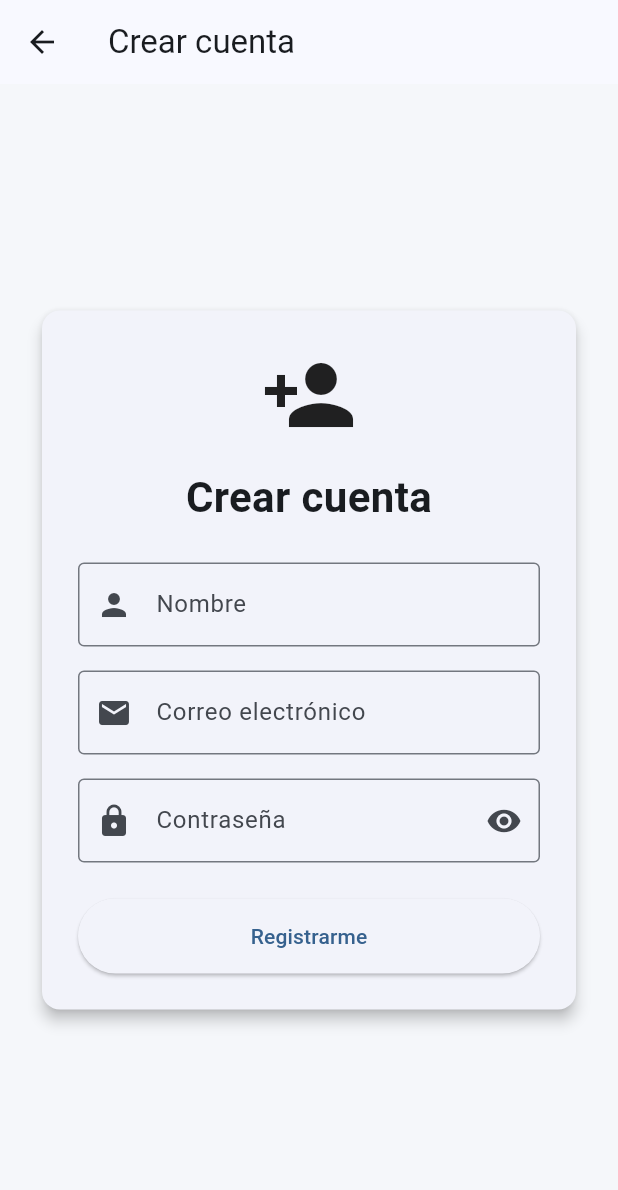
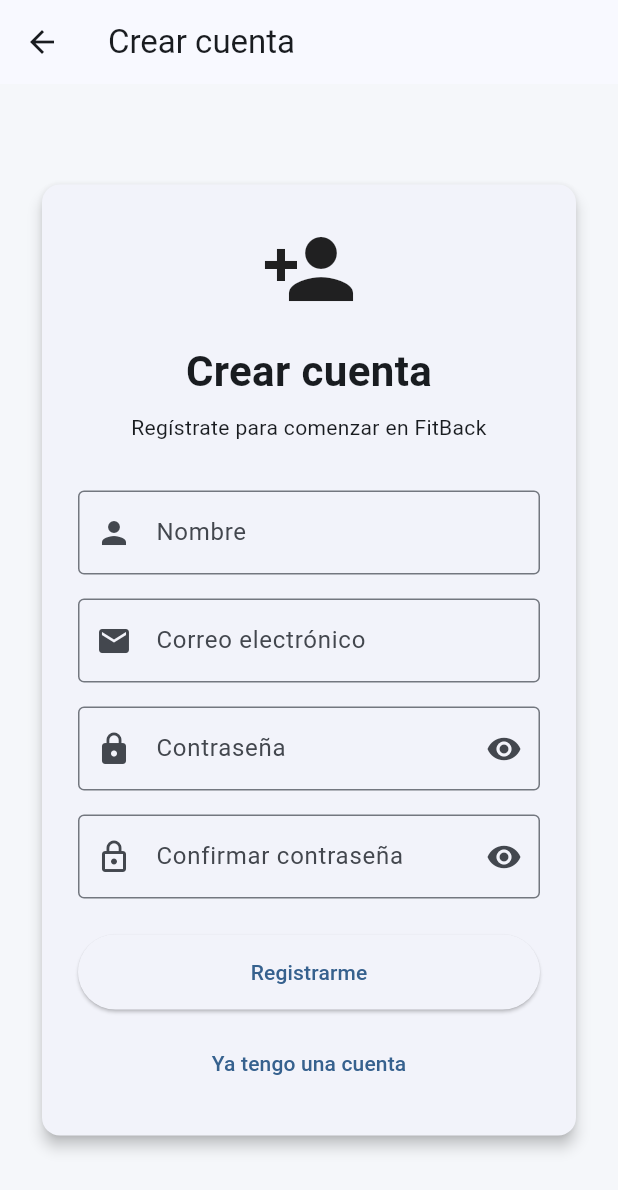
Before and after one commit to raulsalas703/fitback_app, a Flutter app: the RegisterScreen screen opened directly, on a phone screen of 412 x 824 dp. Shown: the top 1190 px of the screen. Run offline on Flutter 3.47's test engine with Material 3 defaults, Android fonts, the phone set to English and light mode, and no system bars; our stand-ins replace flutter_secure_storage; accounts and stored records are empty.

Commit message:
Completar pantalla de registro en Flutter

```diff
--- a/mobile_app/lib/screens/register_screen.dart
+++ b/mobile_app/lib/screens/register_screen.dart
@@ -15,15 +15,18 @@ class _RegisterScreenState extends State<RegisterScreen> {
   final _nameController = TextEditingController();
   final _emailController = TextEditingController();
   final _passwordController = TextEditingController();
+  final _confirmPasswordController = TextEditingController();
 
   bool _isLoading = false;
   bool _obscurePassword = true;
+  bool _obscureConfirmPassword = true;
 
   @override
   void dispose() {
     _nameController.dispose();
     _emailController.dispose();
     _passwordController.dispose();
+    _confirmPasswordController.dispose();
     super.dispose();
   }
 
@@ -47,7 +50,9 @@ class _RegisterScreenState extends State<RegisterScreen> {
 
       ScaffoldMessenger.of(context).showSnackBar(
         const SnackBar(
-          content: Text('Usuario registrado correctamente'),
+          content: Text(
+            'Usuario registrado correctamente',
+          ),
         ),
       );
 
@@ -58,7 +63,10 @@ class _RegisterScreenState extends State<RegisterScreen> {
       ScaffoldMessenger.of(context).showSnackBar(
         SnackBar(
           content: Text(
-            error.toString().replaceFirst('Exception: ', ''),
+            error.toString().replaceFirst(
+                  'Exception: ',
+                  '',
+                ),
           ),
         ),
       );
@@ -76,9 +84,12 @@ class _RegisterScreenState extends State<RegisterScreen> {
     return Scaffold(
       backgroundColor: const Color(0xFFF5F7FA),
       appBar: AppBar(
-        title: const Text('Crear cuenta'),
+        title: const Text(
+          'Crear cuenta',
         ),
-      body: Center(
+      ),
+      body: SafeArea(
+        child: Center(
           child: SingleChildScrollView(
             padding: const EdgeInsets.all(24),
             child: ConstrainedBox(
@@ -111,13 +122,24 @@ class _RegisterScreenState extends State<RegisterScreen> {
                           ),
                         ),
 
-                      const SizedBox(height: 24),
+                        const SizedBox(height: 8),
+
+                        const Text(
+                          'Regístrate para comenzar en FitBack',
+                          textAlign: TextAlign.center,
+                        ),
+
+                        const SizedBox(height: 32),
 
                         TextFormField(
                           controller: _nameController,
+                          textInputAction:
+                              TextInputAction.next,
                           decoration: const InputDecoration(
                             labelText: 'Nombre',
-                          prefixIcon: Icon(Icons.person),
+                            prefixIcon: Icon(
+                              Icons.person,
+                            ),
                             border: OutlineInputBorder(),
                           ),
                           validator: (value) {
@@ -136,9 +158,13 @@ class _RegisterScreenState extends State<RegisterScreen> {
                           controller: _emailController,
                           keyboardType:
                               TextInputType.emailAddress,
+                          textInputAction:
+                              TextInputAction.next,
                           decoration: const InputDecoration(
                             labelText: 'Correo electrónico',
-                          prefixIcon: Icon(Icons.email),
+                            prefixIcon: Icon(
+                              Icons.email,
+                            ),
                             border: OutlineInputBorder(),
                           ),
                           validator: (value) {
@@ -160,10 +186,13 @@ class _RegisterScreenState extends State<RegisterScreen> {
                         TextFormField(
                           controller: _passwordController,
                           obscureText: _obscurePassword,
+                          textInputAction:
+                              TextInputAction.next,
                           decoration: InputDecoration(
                             labelText: 'Contraseña',
-                          prefixIcon:
-                              const Icon(Icons.lock),
+                            prefixIcon: const Icon(
+                              Icons.lock,
+                            ),
                             border:
                                 const OutlineInputBorder(),
                             suffixIcon: IconButton(
@@ -194,6 +223,52 @@ class _RegisterScreenState extends State<RegisterScreen> {
                           },
                         ),
 
+                        const SizedBox(height: 16),
+
+                        TextFormField(
+                          controller:
+                              _confirmPasswordController,
+                          obscureText:
+                              _obscureConfirmPassword,
+                          textInputAction:
+                              TextInputAction.done,
+                          decoration: InputDecoration(
+                            labelText:
+                                'Confirmar contraseña',
+                            prefixIcon: const Icon(
+                              Icons.lock_outline,
+                            ),
+                            border:
+                                const OutlineInputBorder(),
+                            suffixIcon: IconButton(
+                              onPressed: () {
+                                setState(() {
+                                  _obscureConfirmPassword =
+                                      !_obscureConfirmPassword;
+                                });
+                              },
+                              icon: Icon(
+                                _obscureConfirmPassword
+                                    ? Icons.visibility
+                                    : Icons.visibility_off,
+                              ),
+                            ),
+                          ),
+                          validator: (value) {
+                            if (value == null ||
+                                value.isEmpty) {
+                              return 'Confirma tu contraseña';
+                            }
+
+                            if (value !=
+                                _passwordController.text) {
+                              return 'Las contraseñas no coinciden';
+                            }
+
+                            return null;
+                          },
+                        ),
+
                         const SizedBox(height: 24),
 
                         SizedBox(
@@ -202,10 +277,30 @@ class _RegisterScreenState extends State<RegisterScreen> {
                             onPressed:
                                 _isLoading ? null : _register,
                             child: _isLoading
-                              ? const CircularProgressIndicator()
+                                ? const SizedBox(
+                                    width: 24,
+                                    height: 24,
+                                    child:
+                                        CircularProgressIndicator(
+                                      strokeWidth: 2,
+                                    ),
+                                  )
                                 : const Text(
                                     'Registrarme',
                                   ),
+                          ),
+                        ),
+
+                        const SizedBox(height: 12),
+
+                        TextButton(
+                          onPressed: _isLoading
+                              ? null
+                              : () {
+                                  Navigator.pop(context);
+                                },
+                          child: const Text(
+                            'Ya tengo una cuenta',
                           ),
                         ),
                       ],
@@ -216,6 +311,7 @@ class _RegisterScreenState extends State<RegisterScreen> {
             ),
           ),
         ),
+      ),
     );
   }
 }
```
Lines whose indentation alone changed are shown as unchanged.
